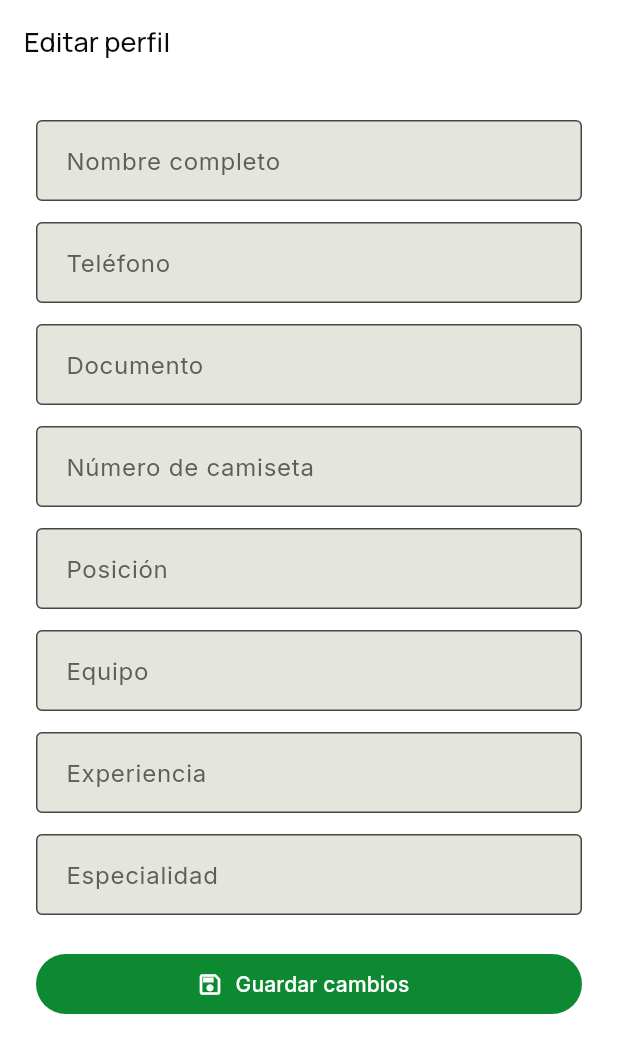
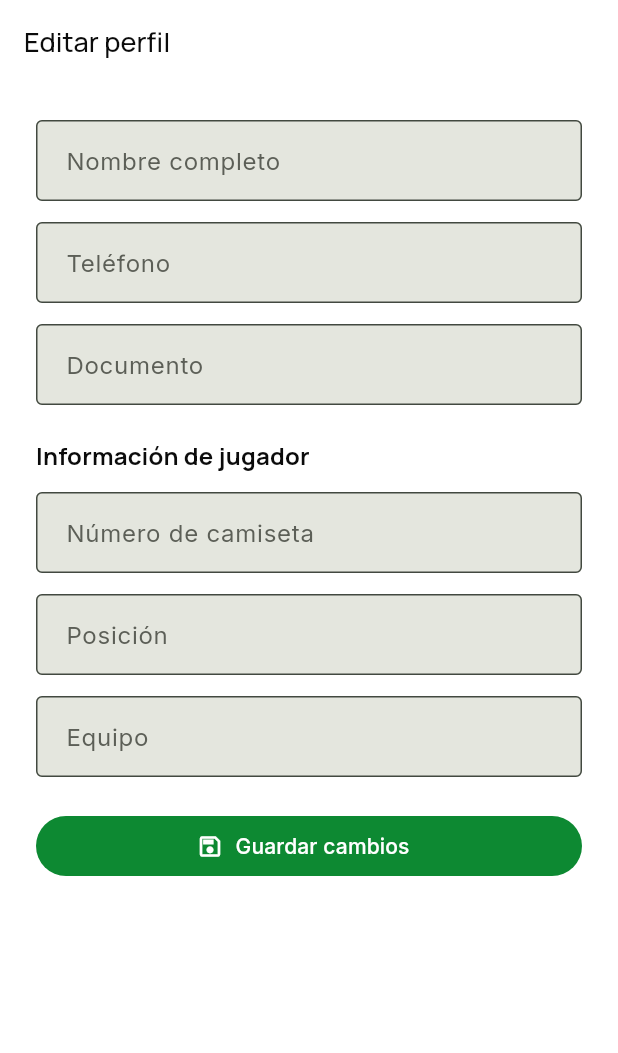
Before and after one commit to tatiana1104/handplay_demo, a Flutter app: the ProfileEditScreen screen opened by its route, on a phone screen of 412 x 824 dp. Shown: the top 1053 px of the screen. Run offline on Flutter 3.47's test engine with Material 3 defaults, Android fonts, the phone set to English and light mode, and no system bars; our stand-ins replace cloud_firestore, dartz, equatable, firebase_auth, firebase_core, firebase_messaging and 5 more; accounts and stored records are empty.

Commit message:
Show role-specific profile editing fields

```diff
--- a/lib/features/auth/presentation/screens/profile_edit_screen.dart
+++ b/lib/features/auth/presentation/screens/profile_edit_screen.dart
@@ -23,10 +23,19 @@ class _ProfileEditScreenState extends State<ProfileEditScreen> {
   late final TextEditingController _specialty;
   bool _saving = false;
 
+  late final Set<String> _roles;
+  bool get _isPlayer => _roles.contains('jugador') || _roles.contains('player');
+  bool get _isCoach => _roles.contains('entrenador') || _roles.contains('coach');
+  bool get _isReferee => _roles.contains('arbitro') || _roles.contains('referee') || _roles.contains('árbitro');
+
   @override
   void initState() {
     super.initState();
     String value(String key) => widget.initialData[key]?.toString() ?? '';
+    final storedRoles = (widget.initialData['roles'] as List?)?.map((role) => role.toString().trim().toLowerCase()) ?? const <String>[];
+    final primaryRole = value('rol').trim().toLowerCase();
+    _roles = {...storedRoles, if (primaryRole.isNotEmpty) primaryRole};
+    if (_roles.isEmpty) _roles.add('jugador');
     _name = TextEditingController(text: value('displayName').isNotEmpty ? value('displayName') : value('nombre'));
     _phone = TextEditingController(text: value('phone'));
     _document = TextEditingController(text: value('document').isNotEmpty ? value('document') : value('documentNumber'));
@@ -48,17 +57,28 @@ class _ProfileEditScreenState extends State<ProfileEditScreen> {
   Future<void> _save() async {
     setState(() => _saving = true);
     try {
-      await FirebaseFirestore.instance.collection('users').doc(widget.userId).set({
+      final updates = <String, dynamic>{
         'displayName': _name.text.trim(),
         'phone': _phone.text.trim(),
         'document': _document.text.trim(),
+        'updatedAt': FieldValue.serverTimestamp(),
+      };
+      if (_isPlayer) {
+        updates.addAll({
           'shirtNumber': int.tryParse(_shirtNumber.text.trim()),
           'position': _position.text.trim(),
           'teamName': _teamName.text.trim(),
-        'experience': _experience.text.trim(),
-        'specialty': _specialty.text.trim(),
-        'updatedAt': FieldValue.serverTimestamp(),
-      }, SetOptions(merge: true));
+        });
+      }
+      if (_isCoach) {
+        updates['teamName'] = _teamName.text.trim();
+        updates['experience'] = _experience.text.trim();
+      }
+      if (_isReferee) {
+        updates['experience'] = _experience.text.trim();
+        updates['specialty'] = _specialty.text.trim();
+      }
+      await FirebaseFirestore.instance.collection('users').doc(widget.userId).set(updates, SetOptions(merge: true));
       await FirebaseAuth.instance.currentUser?.updateDisplayName(_name.text.trim());
       if (mounted) Navigator.of(context).pop(true);
     } on FirebaseException catch (error) {
@@ -67,6 +87,11 @@ class _ProfileEditScreenState extends State<ProfileEditScreen> {
       if (mounted) setState(() => _saving = false);
     }
   }
+
+  Widget _sectionTitle(BuildContext context, String title) => Padding(
+    padding: const EdgeInsets.only(top: 8, bottom: 12),
+    child: Text(title, style: Theme.of(context).textTheme.titleMedium?.copyWith(fontWeight: FontWeight.w700)),
+  );
 
   Widget _field(String label, TextEditingController controller, {TextInputType? keyboardType}) => Padding(
     padding: const EdgeInsets.only(bottom: 14),
@@ -80,11 +105,22 @@ class _ProfileEditScreenState extends State<ProfileEditScreen> {
       _field('Nombre completo', _name),
       _field('Teléfono', _phone, keyboardType: TextInputType.phone),
       _field('Documento', _document),
+      if (_isPlayer) ...[
+        _sectionTitle(context, 'Información de jugador'),
         _field('Número de camiseta', _shirtNumber, keyboardType: TextInputType.number),
         _field('Posición', _position),
         _field('Equipo', _teamName),
+      ],
+      if (_isCoach) ...[
+        _sectionTitle(context, 'Información de entrenador'),
+        _field('Equipo', _teamName),
         _field('Experiencia', _experience),
-      _field('Especialidad', _specialty),
+      ],
+      if (_isReferee) ...[
+        _sectionTitle(context, 'Información de árbitro'),
+        _field('Experiencia', _experience),
+        _field('Especialidad o certificación', _specialty),
+      ],
       const SizedBox(height: 8),
       FilledButton.icon(onPressed: _saving ? null : _save, icon: const Icon(Icons.save_outlined), label: Text(_saving ? 'Guardando...' : 'Guardar cambios')),
     ]),
```
Lines whose indentation alone changed are shown as unchanged.
